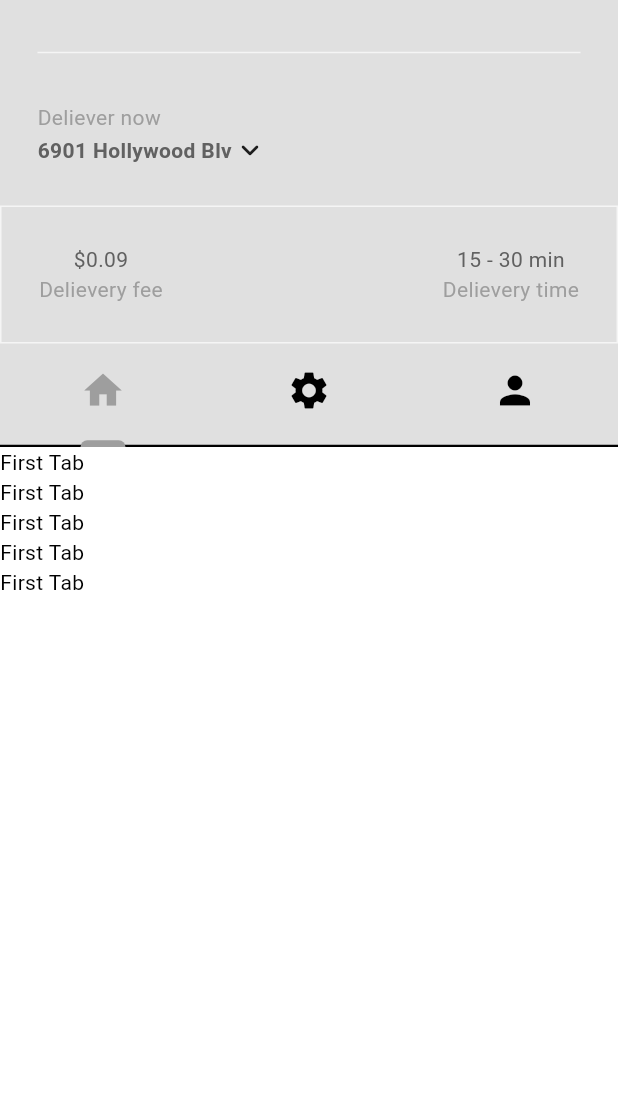
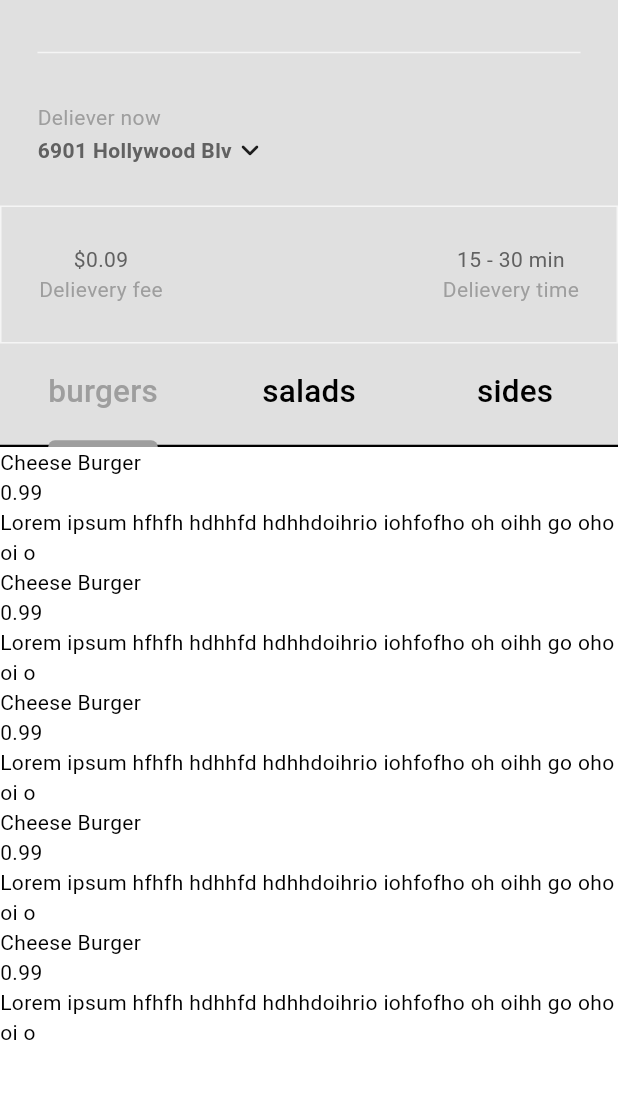
Before and after one commit to ritik6559/food-delievery-app, a Flutter app: the screen it shows after launch, after a tap on "Log in", on a phone screen of 412 x 824 dp, the part 63-1162 px from its top. Run offline on Flutter 3.47's test engine with Material 3 defaults, Android fonts, the phone set to English and light mode, and no system bars.

Commit message:
adding restsurant and food model

```diff
--- /dev/null
+++ b/lib/components/my_food_tile.dart
@@ -0,0 +1,36 @@
+import 'package:flutter/material.dart';
+import 'package:fooddelieveryapp/model/food.dart';
+
+class MyFoodTile extends StatelessWidget {
+  final Food food;
+  final void Function()? onTap;
+  const MyFoodTile({super.key, required this.food,required this.onTap});
+
+  @override
+  Widget build(BuildContext context) {
+    return Column(
+      crossAxisAlignment: CrossAxisAlignment.start,
+      children: [
+        GestureDetector(
+          onTap: onTap,
+          child: Row(
+            mainAxisAlignment: MainAxisAlignment.start,
+            children: [
+              Expanded(
+                child: Column(
+                  crossAxisAlignment: CrossAxisAlignment.start,
+                  children: [
+                    Text(food.name),
+                    Text(food.price.toString()),
+                    Text(food.description)
+                  ],
+                ),
+              ),
+
+            ],
+          ),
+        ),
+      ],
+    );
+  }
+}
--- a/lib/components/my_tab_bar.dart
+++ b/lib/components/my_tab_bar.dart
@@ -1,4 +1,5 @@
 import 'package:flutter/material.dart';
+import 'package:fooddelieveryapp/model/food.dart';
 
 class MyTabBar extends StatelessWidget {
   final TabController tabController;
@@ -7,31 +8,20 @@ class MyTabBar extends StatelessWidget {
     required this.tabController,
   });
 
+  List<Tab> _buildCategoryTab() {
+    return FoodCategory.values.map((category) {
+      return Tab(
+        text: category.toString().split('.').last,
+      );
+    }).toList();
+  }
+
   @override
   Widget build(BuildContext context) {
     return Container(
       child: TabBar(
         controller: tabController,
-        tabs: const [
-          Tab(
-            icon: Icon(
-              Icons.home,
-              size: 20,
-            ),
-          ),
-          Tab(
-            icon: Icon(
-              Icons.settings,
-              size: 20,
-            ),
-          ),
-          Tab(
-            icon: Icon(
-              Icons.person,
-              size: 20,
-            ),
-          ),
-        ],
+        tabs: _buildCategoryTab(),
       ),
     );
   }
--- a/lib/main.dart
+++ b/lib/main.dart
@@ -1,12 +1,17 @@
 import 'package:flutter/material.dart';
+import 'package:fooddelieveryapp/model/restaurant.dart';
 import 'package:fooddelieveryapp/screens/login/login_or_register.dart';
 import 'package:fooddelieveryapp/themes/theme_provider.dart';
 import 'package:provider/provider.dart';
 
 void main() {
   runApp(
-    ChangeNotifierProvider(
-      create: (context) => ThemeProvider(),
+    MultiProvider(
+      providers: [
+        ChangeNotifierProvider(create:(context)=> ThemeProvider()),
+        ChangeNotifierProvider(create: (context) => Restaurant())
+      ],
+
       child: const MyApp(),
     ),
   );
--- a/lib/model/food.dart
+++ b/lib/model/food.dart
@@ -1,7 +1,6 @@
 class Food {
   final String name;
   final String description;
-  final String imagePath;
   final double price;
   final FoodCategory category;
   List<Addon> availableAddOn;
@@ -10,14 +9,17 @@ class Food {
     required this.availableAddOn,
     required this.name,
     required this.description,
-    required this.imagePath,
     required this.price,
     required this.category,
   });
 }
 
 //food categories
-enum FoodCategory { burgers, salads, sides, deserts, drinks }
+enum FoodCategory {
+  burgers,
+  salads,
+  sides
+}
 
 class Addon {
   String name;
--- /dev/null
+++ b/lib/model/restaurant.dart
@@ -0,0 +1,364 @@
+import 'package:flutter/material.dart';
+import 'package:fooddelieveryapp/model/food.dart';
+
+class Restaurant extends ChangeNotifier{
+  final List<Food> _menu = [
+    //burgers
+    Food(
+      availableAddOn: [
+        Addon(
+          name: "Extra cheese",
+          price: 0.99,
+        ),
+        Addon(
+          name: "Bacon",
+          price: 1.99,
+        ),
+        Addon(
+          name: "Avacado",
+          price: 2.99,
+        ),
+      ],
+      name: "Cheese Burger",
+      description:
+          "Lorem ipsum hfhfh hdhhfd hdhhdoihrio iohfofho oh oihh go oho oi o ",
+      price: 0.99,
+      category: FoodCategory.burgers,
+    ),
+    Food(
+      availableAddOn: [
+        Addon(
+          name: "Extra cheese",
+          price: 0.99,
+        ),
+        Addon(
+          name: "Bacon",
+          price: 1.99,
+        ),
+        Addon(
+          name: "Avacado",
+          price: 2.99,
+        ),
+      ],
+      name: "Cheese Burger",
+      description:
+          "Lorem ipsum hfhfh hdhhfd hdhhdoihrio iohfofho oh oihh go oho oi o ",
+      price: 0.99,
+      category: FoodCategory.burgers,
+    ),
+    Food(
+      availableAddOn: [
+        Addon(
+          name: "Extra cheese",
+          price: 0.99,
+        ),
+        Addon(
+          name: "Bacon",
+          price: 1.99,
+        ),
+        Addon(
+          name: "Avacado",
+          price: 2.99,
+        ),
+      ],
+      name: "Cheese Burger",
+      description:
+          "Lorem ipsum hfhfh hdhhfd hdhhdoihrio iohfofho oh oihh go oho oi o ",
+      price: 0.99,
+      category: FoodCategory.burgers,
+    ),
+    Food(
+      availableAddOn: [
+        Addon(
+          name: "Extra cheese",
+          price: 0.99,
+        ),
+        Addon(
+          name: "Bacon",
+          price: 1.99,
+        ),
+        Addon(
+          name: "Avacado",
+          price: 2.99,
+        ),
+      ],
+      name: "Cheese Burger",
+      description:
+          "Lorem ipsum hfhfh hdhhfd hdhhdoihrio iohfofho oh oihh go oho oi o ",
+      price: 0.99,
+      category: FoodCategory.burgers,
+    ),
+    Food(
+      availableAddOn: [
+        Addon(
+          name: "Extra cheese",
+          price: 0.99,
+        ),
+        Addon(
+          name: "Bacon",
+          price: 1.99,
+        ),
+        Addon(
+          name: "Avacado",
+          price: 2.99,
+        ),
+      ],
+      name: "Cheese Burger",
+      description:
+          "Lorem ipsum hfhfh hdhhfd hdhhdoihrio iohfofho oh oihh go oho oi o ",
+      price: 0.99,
+      category: FoodCategory.burgers,
+    ),
+
+    //sides
+    Food(
+      availableAddOn: [
+        Addon(
+          name: "Extra cheese",
+          price: 0.99,
+        ),
+        Addon(
+          name: "Bacon",
+          price: 1.99,
+        ),
+        Addon(
+          name: "Avacado",
+          price: 2.99,
+        ),
+      ],
+      name: "garlic bread",
+      description:
+          "Lorem ipsum hfhfh hdhhfd hdhhdoihrio iohfofho oh oihh go oho oi o ",
+      price: 0.99,
+      category: FoodCategory.sides,
+    ),
+    Food(
+      availableAddOn: [
+        Addon(
+          name: "Extra cheese",
+          price: 0.99,
+        ),
+        Addon(
+          name: "Bacon",
+          price: 1.99,
+        ),
+        Addon(
+          name: "Avacado",
+          price: 2.99,
+        ),
+      ],
+      name: "garlic bread",
+      description:
+          "Lorem ipsum hfhfh hdhhfd hdhhdoihrio iohfofho oh oihh go oho oi o ",
+      price: 0.99,
+      category: FoodCategory.sides,
+    ),
+    Food(
+      availableAddOn: [
+        Addon(
+          name: "Extra cheese",
+          price: 0.99,
+        ),
+        Addon(
+          name: "Bacon",
+          price: 1.99,
+        ),
+        Addon(
+          name: "Avacado",
+          price: 2.99,
+        ),
+      ],
+      name: "garlic bread",
+      description:
+          "Lorem ipsum hfhfh hdhhfd hdhhdoihrio iohfofho oh oihh go oho oi o ",
+      price: 0.99,
+      category: FoodCategory.sides,
+    ),
+    Food(
+      availableAddOn: [
+        Addon(
+          name: "Extra cheese",
+          price: 0.99,
+        ),
+        Addon(
+          name: "Bacon",
+          price: 1.99,
+        ),
+        Addon(
+          name: "Avacado",
+          price: 2.99,
+        ),
+      ],
+      name: "garlic bread",
+      description:
+          "Lorem ipsum hfhfh hdhhfd hdhhdoihrio iohfofho oh oihh go oho oi o ",
+      price: 0.99,
+      category: FoodCategory.sides,
+    ),
+    Food(
+      availableAddOn: [
+        Addon(
+          name: "Extra cheese",
+          price: 0.99,
+        ),
+        Addon(
+          name: "Bacon",
+          price: 1.99,
+        ),
+        Addon(
+          name: "Avacado",
+          price: 2.99,
+        ),
+      ],
+      name: "garlic bread",
+      description:
+          "Lorem ipsum hfhfh hdhhfd hdhhdoihrio iohfofho oh oihh go oho oi o ",
+      price: 0.99,
+      category: FoodCategory.sides,
+    ),
+
+    //salads
+
+    Food(
+      availableAddOn: [
+        Addon(
+          name: "Extra cheese",
+          price: 0.99,
+        ),
+        Addon(
+          name: "Bacon",
+          price: 1.99,
+        ),
+        Addon(
+          name: "Avacado",
+          price: 2.99,
+        ),
+      ],
+      name: "greek salad",
+      description:
+          "Lorem ipsum hfhfh hdhhfd hdhhdoihrio iohfofho oh oihh go oho oi o ",
+      price: 0.99,
+      category: FoodCategory.salads,
+    ),
+    Food(
+      availableAddOn: [
+        Addon(
+          name: "Extra cheese",
+          price: 0.99,
+        ),
+        Addon(
+          name: "Bacon",
+          price: 1.99,
+        ),
+        Addon(
+          name: "Avacado",
+          price: 2.99,
+        ),
+      ],
+      name: "greek salad",
+      description:
+          "Lorem ipsum hfhfh hdhhfd hdhhdoihrio iohfofho oh oihh go oho oi o ",
+      price: 0.99,
+      category: FoodCategory.salads,
+    ),
+    Food(
+      availableAddOn: [
+        Addon(
+          name: "Extra cheese",
+          price: 0.99,
+        ),
+        Addon(
+          name: "Bacon",
+          price: 1.99,
+        ),
+        Addon(
+          name: "Avacado",
+          price: 2.99,
+        ),
+      ],
+      name: "greek salad",
+      description:
+          "Lorem ipsum hfhfh hdhhfd hdhhdoihrio iohfofho oh oihh go oho oi o ",
+      price: 0.99,
+      category: FoodCategory.salads,
+    ),
+    Food(
+      availableAddOn: [
+        Addon(
+          name: "Extra cheese",
+          price: 0.99,
+        ),
+        Addon(
+          name: "Bacon",
+          price: 1.99,
+        ),
+        Addon(
+          name: "Avacado",
+          price: 2.99,
+        ),
+      ],
+      name: "greek salad",
+      description:
+          "Lorem ipsum hfhfh hdhhfd hdhhdoihrio iohfofho oh oihh go oho oi o ",
+      price: 0.99,
+      category: FoodCategory.salads,
+    ),
+    Food(
+      availableAddOn: [
+        Addon(
+          name: "Extra cheese",
+          price: 0.99,
+        ),
+        Addon(
+          name: "Bacon",
+          price: 1.99,
+        ),
+        Addon(
+          name: "Avacado",
+          price: 2.99,
+        ),
+      ],
+      name: "greek salad",
+      description:
+          "Lorem ipsum hfhfh hdhhfd hdhhdoihrio iohfofho oh oihh go oho oi o ",
+      price: 0.99,
+      category: FoodCategory.salads,
+    ),
+  ];
+
+  /*
+
+  G E T T E R S
+
+  */
+
+  List<Food> get menu => _menu;
+
+
+  /*
+
+  O P E R A T I O N S
+
+  */
+
+  //add to cart
+
+  //remove from cart
+
+
+  //get total price of cart
+
+  //get total number  of item in card
+
+
+  //clear the cart
+
+
+
+  /*
+
+  H E L P E R S
+
+  */
+  //generate receipt
+}
--- a/lib/screens/home/home_screen.dart
+++ b/lib/screens/home/home_screen.dart
@@ -3,7 +3,11 @@ import 'package:fooddelieveryapp/components/my_appbar.dart';
 import 'package:fooddelieveryapp/components/my_current_location.dart';
 import 'package:fooddelieveryapp/components/my_description.dart';
 import 'package:fooddelieveryapp/components/my_drawer.dart';
+import 'package:fooddelieveryapp/components/my_food_tile.dart';
 import 'package:fooddelieveryapp/components/my_tab_bar.dart';
+import 'package:fooddelieveryapp/model/food.dart';
+import 'package:fooddelieveryapp/model/restaurant.dart';
+import 'package:provider/provider.dart';
 
 class HomScreen extends StatefulWidget {
   const HomScreen({super.key});
@@ -19,13 +23,32 @@ class _HomScreenState extends State<HomScreen>
   @override
   void initState() {
     super.initState();
-    _tabController = TabController(length: 3, vsync: this);
+    _tabController =
+        TabController(length: FoodCategory.values.length, vsync: this);
   }
 
   @override
   void dispose() {
     _tabController.dispose();
     super.dispose();
+  }
+
+  List<Food> _filterMenyByCategory(FoodCategory category, List<Food> fullMenu) {
+    return fullMenu.where((food) => food.category == category).toList();
+  }
+
+  List<Widget> getFoodInThisCategory(List<Food> fullMenu) {
+    return FoodCategory.values.map((category) {
+      List<Food> categoryMenu = _filterMenyByCategory(category, fullMenu);
+      return ListView.builder(
+        padding: EdgeInsets.zero,
+        physics: const NeverScrollableScrollPhysics(),
+        itemCount: categoryMenu.length,
+        itemBuilder: (context, index) {
+          return MyFoodTile(food: categoryMenu[index], onTap: (){});
+        },
+      );
+    }).toList();
   }
 
   @override
@@ -50,30 +73,14 @@ class _HomScreenState extends State<HomScreen>
                   ),
                 ),
               ],
-        body: TabBarView(
+          body: Consumer<Restaurant>(
+            builder: (context, restaurant, child) {
+              return TabBarView(
                 controller: _tabController,
-          children: [
-            ListView.builder(
-              itemCount: 5,
-              itemBuilder: (context, index) {
-                return const Text("First Tab");
+                children: getFoodInThisCategory(restaurant.menu),
+              );
             },
-            ),
-            ListView.builder(
-              itemCount: 5,
-              itemBuilder: (context, index) {
-                return const Text("Second Tab");
-              },
-            ),
-            ListView.builder(
-              itemCount: 5,
-              itemBuilder: (context, index) {
-                return const Text("Third Tab");
-              },
-            ),
-          ],
-        ),
-      ),
+          )),
     );
   }
 }
```
Also changed, not shown: pubspec.yaml (+4 -48 lines). Lines whose indentation alone changed are shown as unchanged.
